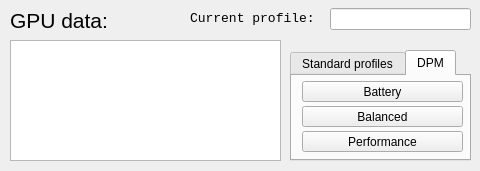
Above: radeon-profile/radeon_profile.ui from marazmista/radeon-profile before the change. Below: the same form after it.
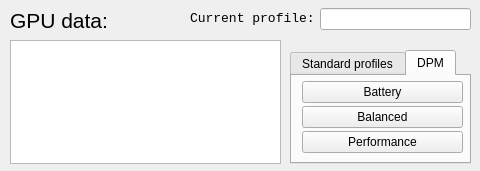
That is the form after the change.

```diff
--- a/radeon-profile/radeon_profile.ui
+++ b/radeon-profile/radeon_profile.ui
@@ -32,7 +32,7 @@
       <x>290</x>
       <y>50</y>
       <width>181</width>
-      <height>111</height>
+      <height>114</height>
      </rect>
     </property>
     <property name="tabPosition">
@@ -69,7 +69,7 @@
         <x>10</x>
         <y>5</y>
         <width>161</width>
-        <height>21</height>
+        <height>22</height>
        </rect>
       </property>
       <property name="text">
@@ -82,7 +82,7 @@
         <x>10</x>
         <y>30</y>
         <width>161</width>
-        <height>21</height>
+        <height>22</height>
        </rect>
       </property>
       <property name="text">
@@ -95,7 +95,7 @@
         <x>10</x>
         <y>55</y>
         <width>161</width>
-        <height>21</height>
+        <height>22</height>
        </rect>
       </property>
       <property name="text">
@@ -110,7 +110,7 @@
       <x>10</x>
       <y>40</y>
       <width>271</width>
-      <height>121</height>
+      <height>124</height>
      </rect>
     </property>
     <property name="font">
@@ -141,9 +141,9 @@
    <widget class="QLineEdit" name="l_profile">
     <property name="geometry">
      <rect>
-      <x>330</x>
+      <x>320</x>
       <y>8</y>
-      <width>141</width>
+      <width>151</width>
       <height>22</height>
      </rect>
     </property>
```
